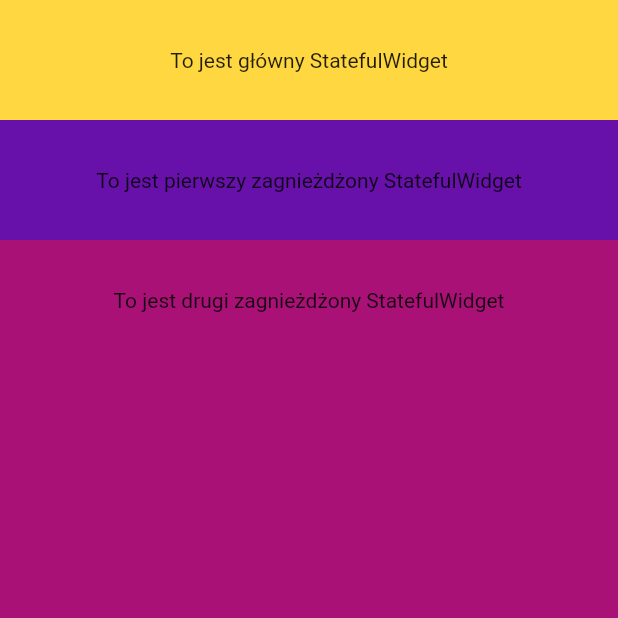
After one commit to Falynsky/unclean_app, a Flutter app: the SatefulWidgetPage screen opened directly, on a phone screen of 412 x 824 dp, the top half of it. The commit adds this screen. Run offline on Flutter 3.47's test engine with Material 2 defaults, Android fonts, the phone set to English and light mode, and no system bars; our stand-ins replace chopper, equatable, flutter_bloc, flutter_svg, get_it, google_fonts and 1 more; accounts and stored records are empty; generated files the repository leaves out were written again.

Commit message:
Rozbudowa statefulWidgetu

```diff
--- a/lib/configs/transaction.dart
+++ b/lib/configs/transaction.dart
@@ -4,6 +4,7 @@ class Transaction extends Equatable {
   final int id;
   final String name;
   final double amount;
+  final String dateTime;
   final String transactionInfo;
   final int userId;
 
@@ -11,6 +12,7 @@ class Transaction extends Equatable {
     required this.id,
     required this.name,
     required this.amount,
+    required this.dateTime,
     required this.transactionInfo,
     required this.userId,
   });
@@ -20,6 +22,7 @@ class Transaction extends Equatable {
     id: json['id'] as int,
     name: json['name'] as String,
     amount: json['amount'] as double,
+    dateTime: json['dateTime'] as String,
     transactionInfo: json['transactionInfo'] as String,
     userId: json['userId'] as int,
   );
--- a/lib/enums/navigation_screens_enum.dart
+++ b/lib/enums/navigation_screens_enum.dart
@@ -2,7 +2,7 @@ enum NavigationScreens {
   login,
   home,
   transactions,
-  newTransaction,
+  statefulWidget,
   wallets,
   newWallet,
   editWallet
--- a/lib/pages/home_page/home_page.dart
+++ b/lib/pages/home_page/home_page.dart
@@ -55,7 +55,7 @@ class _HomePageState extends State<HomePage> {
                 ),
                 ScreenButton(
                   caption: 'StatefulWidget()',
-                  onTap: () => navigationCubit.navigate(NavigationScreens.newTransaction),
+                  onTap: () => navigationCubit.navigate(NavigationScreens.statefulWidget),
                 ),
                 ScreenButton(
                   caption: 'BlocBuilder()',
--- a/lib/pages/login_page/login_page.dart
+++ b/lib/pages/login_page/login_page.dart
@@ -1,6 +1,6 @@
 import 'package:flutter/material.dart';
+import 'package:google_fonts/google_fonts.dart';
 import 'package:unclean_app/pages/login_page/login_form/login_form.dart';
-import 'package:google_fonts/google_fonts.dart';
 
 class LoginPage extends StatelessWidget {
 
--- /dev/null
+++ b/lib/pages/stateful_widget_page/first_stateful_widget.dart
@@ -0,0 +1,26 @@
+import 'package:flutter/material.dart';
+import 'package:unclean_app/pages/stateful_widget_page/second_stateful_widget.dart';
+
+class FirstStatefulWidget extends StatefulWidget {
+  @override
+  _FirstStatefulWidgetState createState() => _FirstStatefulWidgetState();
+}
+
+class _FirstStatefulWidgetState extends State<FirstStatefulWidget> {
+  @override
+  Widget build(BuildContext context) {
+    return Expanded(
+      child: ColoredBox(
+        color: const Color(0xFF6711AA),
+        child: Column(
+          crossAxisAlignment: CrossAxisAlignment.stretch,
+          mainAxisSize: MainAxisSize.max,
+          children: [
+            Container(height: 80, child: Center(child: Text('To jest pierwszy zagnieżdżony StatefulWidget'))),
+            SecondStatefulWidget()
+          ],
+        ),
+      ),
+    );
+  }
+}
--- /dev/null
+++ b/lib/pages/stateful_widget_page/second_stateful_widget.dart
@@ -0,0 +1,24 @@
+import 'package:flutter/material.dart';
+
+class SecondStatefulWidget extends StatefulWidget {
+  @override
+  _SecondStatefulWidgetState createState() => _SecondStatefulWidgetState();
+}
+
+class _SecondStatefulWidgetState extends State<SecondStatefulWidget> {
+  @override
+  Widget build(BuildContext context) {
+    return Expanded(
+      child: ColoredBox(
+        color: const Color(0xFFAA1177),
+        child: Column(
+          mainAxisSize: MainAxisSize.max,
+              crossAxisAlignment: CrossAxisAlignment.stretch,
+          children: [
+            Container( height: 80, child: Center(child: Text('To jest drugi zagnieżdżony StatefulWidget'))),
+          ],
+        ),
+      ),
+    );
+  }
+}
--- /dev/null
+++ b/lib/pages/stateful_widget_page/stateful_widget_page.dart
@@ -0,0 +1,68 @@
+import 'package:flutter/material.dart';
+import 'package:flutter_bloc/flutter_bloc.dart';
+import 'package:unclean_app/cubit/navigation_cubit/navigation_cubit.dart';
+import 'package:unclean_app/enums/navigation_screens_enum.dart';
+import 'package:unclean_app/pages/stateful_widget_page/first_stateful_widget.dart';
+import 'package:unclean_app/utils/stopwatch_utils.dart';
+
+class SatefulWidgetPage extends StatefulWidget {
+  const SatefulWidgetPage({
+    super.key,
+  });
+
+  @override
+  State<SatefulWidgetPage> createState() => _SatefulWidgetPageState();
+}
+
+class _SatefulWidgetPageState extends State<SatefulWidgetPage> {
+  late NavigationCubit navigationCubit;
+
+  @override
+  void initState() {
+    super.initState();
+    navigationCubit = context.read<NavigationCubit>();
+  }
+
+  @override
+  Widget build(BuildContext context) {
+    final StopwatchUtils stopwatchUtils = StopwatchUtils();
+    stopwatchUtils..start();
+    final Widget widget = Scaffold(
+      body: WillPopScope(
+        onWillPop: onWillPop,
+        child: Row(
+          mainAxisAlignment: MainAxisAlignment.center,
+          children: [
+            Expanded(
+              child: ColoredBox(
+                color: Colors.amberAccent,
+                child: Column(
+                  crossAxisAlignment: CrossAxisAlignment.stretch,
+                  mainAxisSize: MainAxisSize.max,
+                  children: [
+                    Container(
+                      height: 80,
+                      child: Center(
+                        child: Text(
+                          'To jest główny StatefulWidget',
+                        ),
+                      ),
+                    ),
+                    FirstStatefulWidget()
+                  ],
+                ),
+              ),
+            ),
+          ],
+        ),
+      ),
+    );
+    stopwatchUtils..stop();
+    return widget;
+  }
+
+  Future<bool> onWillPop() async {
+    navigationCubit.navigate(NavigationScreens.home);
+    return false;
+  }
+}
```
Also changed, not shown: lib/bloc/transactions_bloc/transactions_bloc.dart (+6 -2 lines), lib/bloc/transactions_bloc/transactions_state.dart (+9 -9 lines), lib/pages/screen_resolver/screen_resolver.dart (+5 -2 lines), lib/pages/transactions_page/transaction_card.dart (+24 -8 lines), lib/pages/transactions_page/transactions_list.dart (added, +55 -0 lines), lib/pages/transactions_page/transactions_page.dart (+38 -24 lines).
